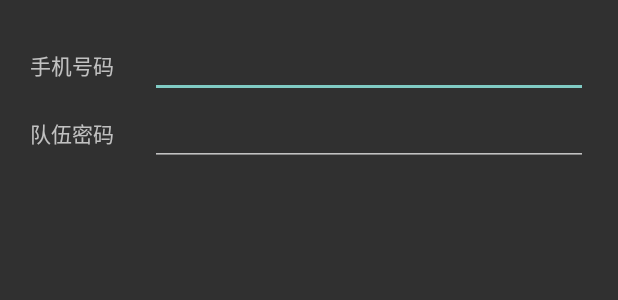
After one commit to wangsc1985/mylocation, an Android app: the layout dialog_team.xml on its own in the app's theme, with its tools: preview values and no code run, on a phone screen of 412 x 824 dp. The commit adds this screen. Shown: the top 300 px of the screen. Run offline under Robolectric (Android 15) with nearby library versions, the phone set to English and light mode, and no system bars.

```diff
--- a/app/src/main/java/com/wangsc/mylocation/Global.kt
+++ b/app/src/main/java/com/wangsc/mylocation/Global.kt
@@ -3,6 +3,7 @@ package com.wangsc.mylocation
 import android.util.Log
 
 var phone=""
+var teamCode=""
 
 fun String.Companion.concat(vararg strings: Any): String {
     val sb = StringBuilder()
--- a/app/src/main/java/com/wangsc/mylocation/models/Setting.java
+++ b/app/src/main/java/com/wangsc/mylocation/models/Setting.java
@@ -58,7 +58,7 @@ public class Setting {
     }
 
     public enum KEYS{
-        phone
+        phone,team_code
     }
     //endregion
 }
--- a/app/src/main/java/com/wangsc/mylocation/utils/LoadFileUtils.kt
+++ b/app/src/main/java/com/wangsc/mylocation/utils/LoadFileUtils.kt
@@ -13,7 +13,11 @@ import java.net.URL
 object LoadFileUtils {
     @JvmStatic
     fun loadFileFromHttp(url: String?, cacheFileName: String?):String {
-        val ROOT_DIR = File(Environment.getExternalStorageDirectory().toString() + "/0/mylocation")
+        var ROOT_DIR = File(Environment.getExternalStorageDirectory().toString() + "/0")
+        if (!ROOT_DIR.exists()) {
+            ROOT_DIR.mkdir()
+        }
+        ROOT_DIR = File(Environment.getExternalStorageDirectory().toString() + "/0/mylocation")
         if (!ROOT_DIR.exists()) {
             ROOT_DIR.mkdir()
         }
--- a/app/src/main/java/com/wangsc/mylocation/utils/_CloudUtils.kt
+++ b/app/src/main/java/com/wangsc/mylocation/utils/_CloudUtils.kt
@@ -133,7 +133,7 @@ object _CloudUtils {
 
     }
 
-    fun getLocations(context: Context, teamkey: String, callback: CloudCallback?) {
+    fun getLocations(context: Context, teamCode: String, callback: CloudCallback?) {
         newMsgCount = 0
 
         val a = System.currentTimeMillis()
@@ -142,7 +142,7 @@ object _CloudUtils {
         // 通过accessToken，env，云函数名，args 在微信小程序云端获取数据
         val url = "https://api.weixin.qq.com/tcb/invokecloudfunction?access_token=$accessToken&env=$env&name=getLocation"
         val args: MutableList<PostArgument> = ArrayList()
-        args.add(PostArgument("teamkey", teamkey))
+        args.add(PostArgument("teamkey", teamCode))
 
         postRequestByJson(url, args, HttpCallback { html ->
             try {
--- /dev/null
+++ b/app/src/main/res/layout/dialog_team.xml
@@ -0,0 +1,52 @@
+<?xml version="1.0" encoding="utf-8"?>
+<LinearLayout xmlns:android="http://schemas.android.com/apk/res/android"
+    android:layout_width="match_parent"
+    android:layout_height="wrap_content"
+    android:orientation="vertical"
+    android:padding="20dp">
+
+
+    <LinearLayout
+        android:layout_width="match_parent"
+        android:layout_height="match_parent"
+        android:layout_weight="1"
+        android:orientation="horizontal">
+
+        <TextView
+            android:id="@+id/textView4"
+            android:layout_width="80dp"
+            android:layout_height="wrap_content"
+            android:text="手机号码" />
+
+        <EditText
+            android:id="@+id/et_phone"
+            style="@style/Widget.AppCompat.AutoCompleteTextView"
+            android:layout_width="wrap_content"
+            android:layout_height="wrap_content"
+            android:layout_weight="1"
+            android:ems="10"
+            android:inputType="phone" />
+    </LinearLayout>
+
+    <LinearLayout
+        android:layout_width="match_parent"
+        android:layout_height="match_parent"
+        android:layout_weight="1"
+        android:orientation="horizontal">
+
+        <TextView
+            android:id="@+id/textView3"
+            android:layout_width="80dp"
+            android:layout_height="wrap_content"
+            android:text="队伍密码" />
+
+        <EditText
+            android:id="@+id/et_teamCode"
+            style="@style/Widget.AppCompat.AutoCompleteTextView"
+            android:layout_width="wrap_content"
+            android:layout_height="wrap_content"
+            android:layout_weight="1"
+            android:ems="10"
+            android:inputType="phone" />
+    </LinearLayout>
+</LinearLayout>
```
Also changed, not shown: app/src/main/java/com/wangsc/mylocation/MainActivity.kt (+78 -18 lines), app/src/main/res/drawable-hdpi/point_a.png (added), app/src/main/res/drawable-hdpi/point_b.png (added), app/src/main/res/drawable-mdpi/point_a.png (added), app/src/main/res/drawable-mdpi/point_b.png (added), app/src/main/res/drawable-xhdpi/point_a.png (added), app/src/main/res/drawable-xhdpi/point_b.png (added), app/src/main/res/drawable-xxhdpi/point_a.png, app/src/main/res/drawable-xxhdpi/point_b.png, app/src/main/res/drawable-xxxhdpi/point_a.png (added), app/src/main/res/drawable-xxxhdpi/point_b.png (added).
